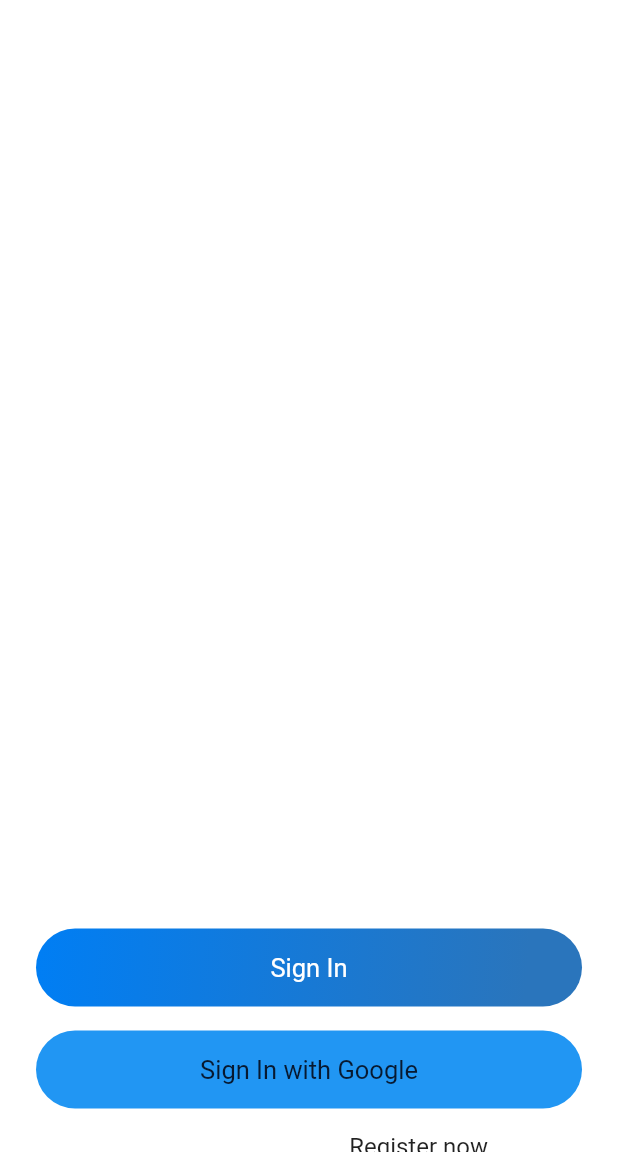
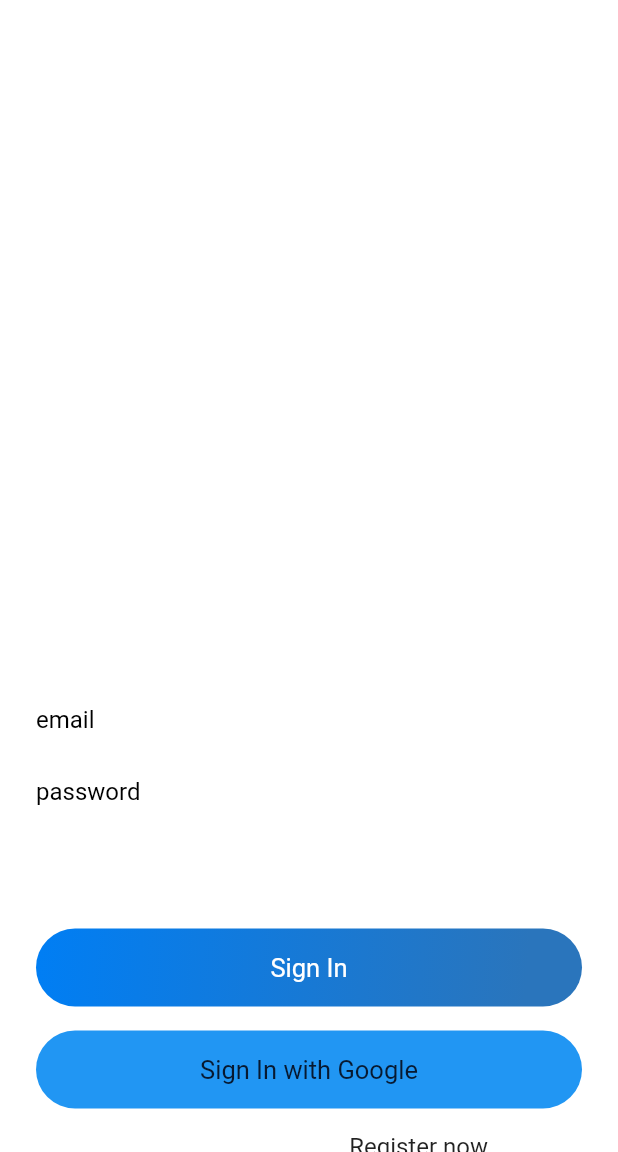
Before and after one commit to vinay7722/Flutter-Chataniac, a Flutter app: the screen it shows after launch, on a phone screen of 412 x 824 dp, the part 84-1236 px from its top. Run offline on Flutter 3.47's test engine with Material 2 defaults, Android fonts, the light colour scheme and no system bars; our stand-ins replace cloud_firestore, firebase_auth, firebase_core, google_sign_in, pinput, shared_preferences; missing offline and left inert: cloud_firestore_web, firebase_auth_web, firebase_core_web, google_sign_in_web, shared_preferences_web; accounts and stored records are empty; Roboto replaces fonts that are missing (OverpassRegular).

Commit message:
text color

```diff
--- a/lib/widget/widget.dart
+++ b/lib/widget/widget.dart
@@ -16,7 +16,7 @@ Widget appBarMain(BuildContext context) {
 InputDecoration textFieldInputDecoration(String hintText) {
   return InputDecoration(
       hintText: hintText,
-      hintStyle: TextStyle(color: Colors.white54),
+      hintStyle: TextStyle(color: Colors.black),
       focusedBorder:
       UnderlineInputBorder(borderSide: BorderSide(color: Colors.white)),
       enabledBorder:
```
